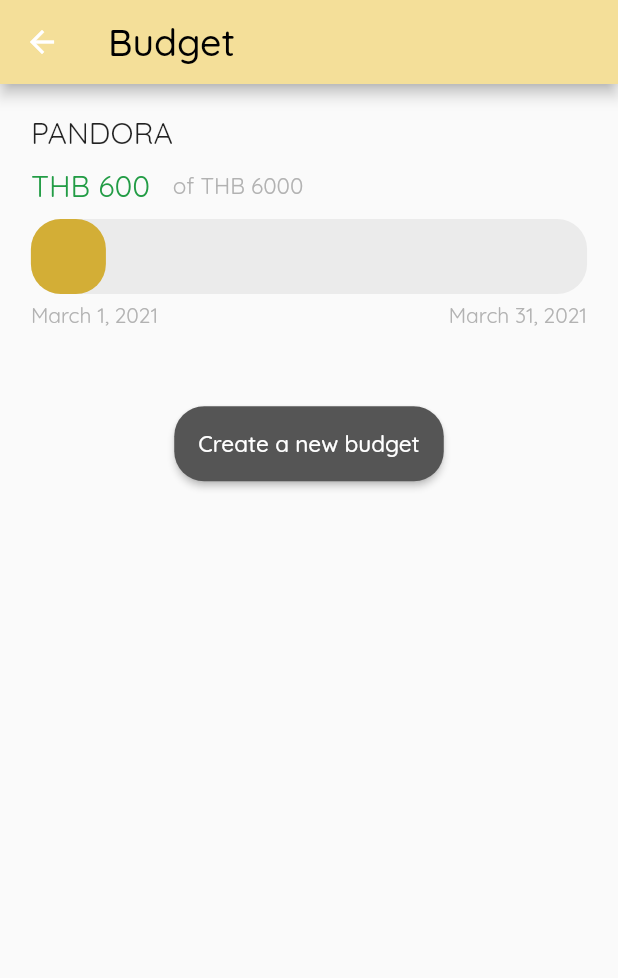
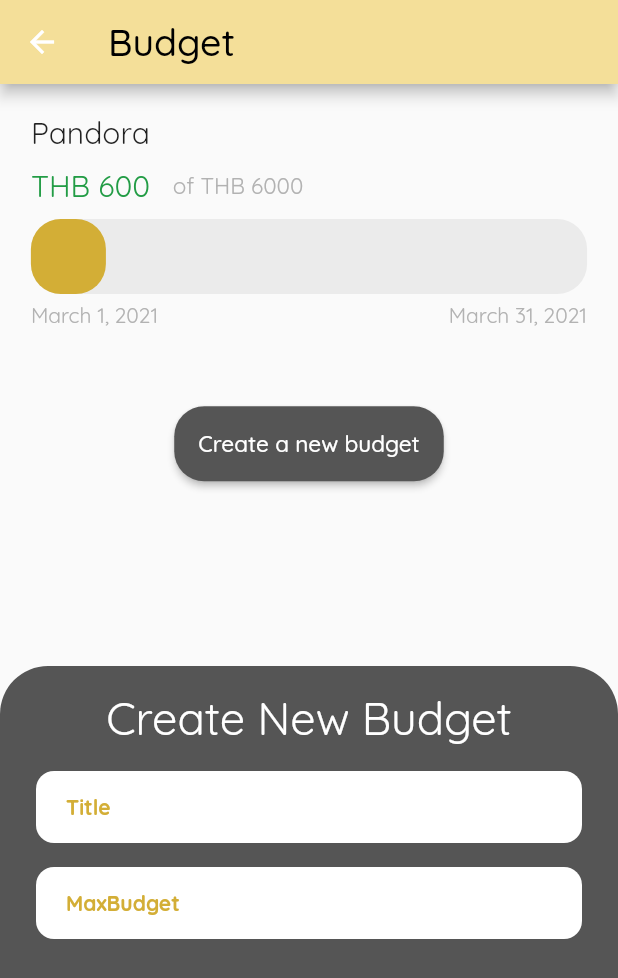
Before and after one commit to GGolfz/Setthi, a Flutter app: the BudgetScreen screen opened directly, after a tap on "Create a new budget", on a phone screen of 412 x 824 dp. Shown: the top 978 px of the screen. Run offline on Flutter 3.47's test engine with Material 2 defaults, Android fonts, the phone set to English and light mode, and no system bars; our stand-ins replace google_fonts.

Commit message:
[ADD] BotttomSheet On BudgetScreen

```diff
--- a/lib/screens/budgetScreen.dart
+++ b/lib/screens/budgetScreen.dart
@@ -1,10 +1,51 @@
 import 'package:flutter/material.dart';
 import 'package:setthi/config/color.dart';
 import 'package:google_fonts/google_fonts.dart';
-import 'package:setthi/widgets/buttons/primaryButton.dart';
+import '../config/constants.dart';
+import 'package:setthi/widgets/budget/budgetForm.dart';
+import '../widgets/budget/BudgetItem.dart';
 
-class BudgetScreen extends StatelessWidget {
+class BudgetScreen extends StatefulWidget {
   static final routeName = '/budget';
+
+  @override
+  _BudgetScreenState createState() => _BudgetScreenState();
+}
+
+Widget _bottomModalContainer(Widget widget) {
+ return Container(
+    height: 380,
+    width: double.infinity,
+    padding: EdgeInsets.symmetric(horizontal: kSizeS * 1.5, vertical: kSizeS),
+    decoration: BoxDecoration(
+      color: kNeutral450,
+      borderRadius: BorderRadius.only(
+        topLeft: Radius.circular(kSizeM),
+        topRight: Radius.circular(kSizeM),
+      ),
+    ),
+    child: widget,
+  );
+}
+
+void _settingModalBottomSheet(context) {
+  showModalBottomSheet(
+      context: context,
+      barrierColor: kTransparent,
+      isScrollControlled: true,
+      backgroundColor: kTransparent,
+      builder: (ctx) {
+        return Wrap(
+          children: [
+            _bottomModalContainer(
+              BudgetForm(),
+            ),
+          ],
+        );
+      });
+}
+
+class _BudgetScreenState extends State<BudgetScreen> {
   @override
   Widget build(BuildContext context) {
     return Scaffold(
@@ -18,78 +59,16 @@ class BudgetScreen extends StatelessWidget {
       body: Column(
         children: [
           Center(
-            child: Container(
-              margin: EdgeInsets.all(20),
-              width: MediaQuery.of(context).size.width * 0.9,
-              height: MediaQuery.of(context).size.height * 0.2,
-              child: Column(
-                crossAxisAlignment: CrossAxisAlignment.start,
-                children: [
-                  Text(
-                    'PANDORA',
-                    style: GoogleFonts.quicksand(fontSize: 20),
-                  ),
-                  SizedBox(height: 10),
-                  Row(
-                    children: [
-                      Text(
-                        'THB 600',
-                        style: GoogleFonts.quicksand(
-                            fontSize: 20, color: kGreen500),
-                      ),
-                      SizedBox(width: 15),
-                      Text(
-                        'of THB 6000',
-                        style: GoogleFonts.quicksand(
-                            fontSize: 15, color: kNeutral300),
-                      ),
-                    ],
-                  ),
-                  SizedBox(height: 10),
-                  Container(
-                      width: MediaQuery.of(context).size.width,
-                      decoration: BoxDecoration(
-                        color: kNeutral150,
-                        borderRadius: BorderRadius.circular(20),
-                      ),
-                      child: Row(children: [
-                        SizedBox(
-                          child: Container(
-                            decoration: BoxDecoration(
-                              borderRadius: BorderRadius.circular(20),
-                              color: kGold500,
-                            ),
-                            width: 50,
-                            height: double.infinity,
-                          ),
-                          height: 50,
-                          width: 50,
-                        )
-                      ])),
-                  SizedBox(height: 5),
-                  Row(
-                    mainAxisAlignment: MainAxisAlignment.spaceBetween,
-                    children: [
-                      Text(
-                        'March 1, 2021',
-                        style: GoogleFonts.quicksand(color: kNeutral300),
-                      ),
-                      Text(
-                        'March 31, 2021',
-                        style: GoogleFonts.quicksand(color: kNeutral300),
-                      ),
-                    ],
-                  ),
-                ],
-              ),
-            ),
-          ),
+              child: BudgetItem(
+                  'Pandora', 6000, 'March 1, 2021', 'March 31, 2021')),
           Center(
             child: Container(
               margin: EdgeInsets.all(10),
               height: 50.0,
               child: ElevatedButton(
-                onPressed: () {},
+                onPressed: () {
+                  _settingModalBottomSheet(context);
+                },
                 style: ElevatedButton.styleFrom(
                   primary: kNeutral450,
                   shape: RoundedRectangleBorder(
--- /dev/null
+++ b/lib/widgets/budget/BudgetItem.dart
@@ -0,0 +1,82 @@
+import 'package:flutter/material.dart';
+import 'package:setthi/config/color.dart';
+import 'package:google_fonts/google_fonts.dart';
+
+class BudgetItem extends StatefulWidget {
+  final String title;
+  final int maxBudget;
+  final String startDay;
+  final String finalDay;
+  BudgetItem(this.title,this.maxBudget,this.startDay,this.finalDay);
+  @override
+  _BudgetItemState createState() => _BudgetItemState();
+}
+
+class _BudgetItemState extends State<BudgetItem> {
+  @override
+  Widget build(BuildContext context) {
+    return Container(
+      margin: EdgeInsets.all(20),
+      width: MediaQuery.of(context).size.width * 0.9,
+      height: MediaQuery.of(context).size.height * 0.2,
+      child: Column(
+        crossAxisAlignment: CrossAxisAlignment.start,
+        children: [
+          Text(
+           widget.title,
+            style: GoogleFonts.quicksand(fontSize: 20),
+          ),
+          SizedBox(height: 10),
+          Row(
+            children: [
+              Text(
+                'THB 600',
+                style: GoogleFonts.quicksand(fontSize: 20, color: kGreen500),
+              ),
+              SizedBox(width: 15),
+              Text(
+                'of THB ${widget.maxBudget}',
+                style: GoogleFonts.quicksand(fontSize: 15, color: kNeutral300),
+              ),
+            ],
+          ),
+          SizedBox(height: 10),
+          Container(
+              width: MediaQuery.of(context).size.width,
+              decoration: BoxDecoration(
+                color: kNeutral150,
+                borderRadius: BorderRadius.circular(20),
+              ),
+              child: Row(children: [
+                SizedBox(
+                  child: Container(
+                    decoration: BoxDecoration(
+                      borderRadius: BorderRadius.circular(20),
+                      color: kGold500,
+                    ),
+                    width: 50,
+                    height: double.infinity,
+                  ),
+                  height: 50,
+                  width: 50,
+                )
+              ])),
+          SizedBox(height: 5),
+          Row(
+            mainAxisAlignment: MainAxisAlignment.spaceBetween,
+            children: [
+              Text(
+                widget.startDay,
+                style: GoogleFonts.quicksand(color: kNeutral300),
+              ),
+              Text(
+                widget.finalDay,
+                style: GoogleFonts.quicksand(color: kNeutral300),
+              ),
+            ],
+          ),
+        ],
+      ),
+    );
+  }
+}
--- /dev/null
+++ b/lib/widgets/budget/BudgetTextField.dart
@@ -0,0 +1,37 @@
+import 'package:flutter/material.dart';
+import 'package:setthi/config/color.dart';
+import 'package:setthi/config/constants.dart';
+import 'package:setthi/config/style.dart';
+
+class BudgetTextField extends StatefulWidget {
+  final String title;
+  final TextEditingController textEditingController;
+
+  BudgetTextField({
+    @required this.title,
+    @required this.textEditingController,
+  });
+  @override
+  _BudgetTextFieldState createState() => _BudgetTextFieldState();
+}
+
+class _BudgetTextFieldState extends State<BudgetTextField> {
+  @override
+  Widget build(BuildContext context) {
+    return TextFormField(
+      style: kBody1Gold,
+      keyboardType: widget.title == 'Title'? TextInputType.text : TextInputType.number,
+      decoration: InputDecoration(
+        border: OutlineInputBorder(
+            borderRadius: kBorderRadiusXS * 1.5, borderSide: BorderSide.none),
+        filled: true,
+        fillColor: kNeutralWhite,
+        hintText: widget.title,
+        hintStyle: kBody1Gold,
+        contentPadding: EdgeInsets.symmetric(
+          horizontal: kSizeS * 1.25,
+        ),
+      ),
+    );
+  }
+}
--- /dev/null
+++ b/lib/widgets/budget/budgetForm.dart
@@ -0,0 +1,41 @@
+import 'package:flutter/material.dart';
+import 'package:setthi/config/color.dart';
+import 'package:setthi/config/constants.dart';
+import 'package:setthi/config/style.dart';
+import '../budget/BudgetTextField.dart';
+
+class BudgetForm extends StatefulWidget {
+  @override
+  _BudgetFormState createState() => _BudgetFormState();
+}
+
+class _BudgetFormState extends State<BudgetForm> {
+  final _title = TextEditingController();
+  final _maxBudget = TextEditingController();
+  @override
+  Widget build(BuildContext context) {
+    return Scaffold(
+      backgroundColor: kNeutral450,
+      resizeToAvoidBottomInset: false,
+      body: Form(
+        child: Column(children: [
+          Text(
+            'Create New Budget',
+            style: kHeadline2White,
+          ),
+          kSizedBoxVerticalS,
+          BudgetTextField(
+            title: 'Title',
+            textEditingController: _title,
+          ),
+          kSizedBoxVerticalS,
+          BudgetTextField(
+            title: 'MaxBudget',
+            textEditingController: _maxBudget,
+          ),
+          kSizedBoxVerticalS,
+        ]),
+      ),
+    );
+  }
+}
```
